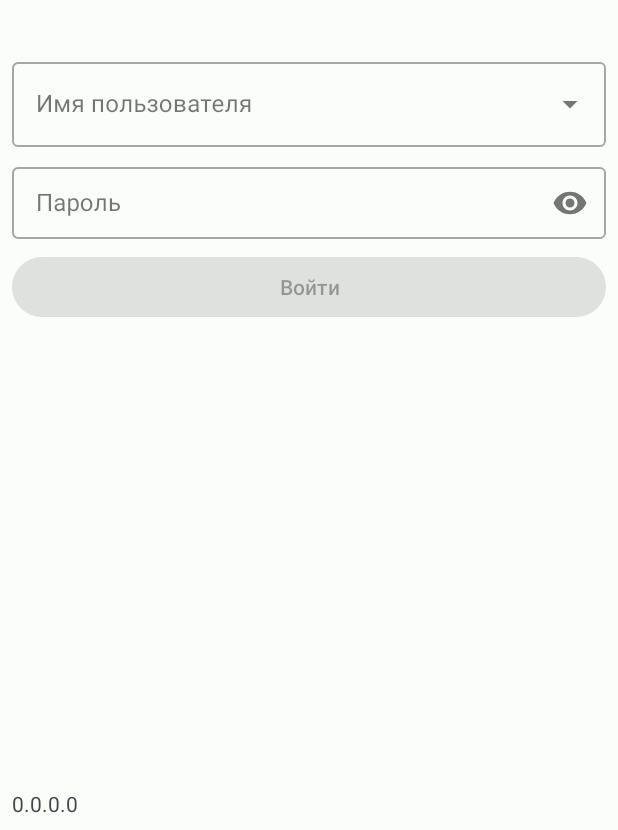
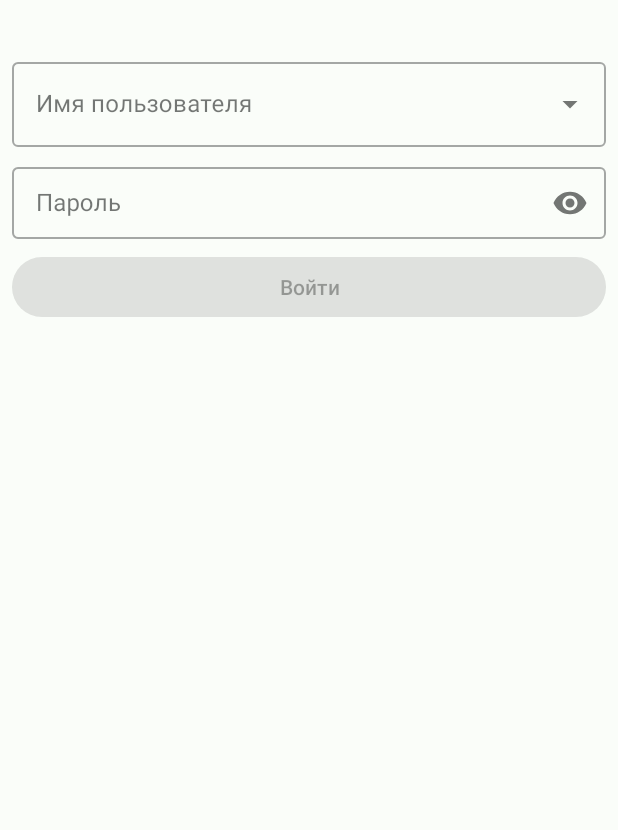
Before and after one commit to Gizmodo/TCD, an Android app: the screen it shows after launch (MainActivity), on a phone screen of 412 x 824 dp, the part 406-1236 px from its top. Run offline under Robolectric (Android 15) with nearby library versions, the phone set to English and light mode, and no system bars; our stand-ins replace Dagger/Hilt's generated code, RxJava, Timber; libraries missing offline, so code that uses them is left out: com.bugsnag.android, com.huawei.agconnect; pictures from the network do not load; 15 statements that could not run were skipped.

Commit message:
Удален IP адрес с экрана входа
Fix #14

```diff
--- a/app/src/main/java/com/shop/tcd/ui/login/LoginFragment.kt
+++ b/app/src/main/java/com/shop/tcd/ui/login/LoginFragment.kt
@@ -1,9 +1,6 @@
 package com.shop.tcd.ui.login
 
-import android.content.Context
-import android.net.wifi.WifiManager
 import android.os.Bundle
-import android.text.format.Formatter
 import android.view.View
 import android.view.animation.AccelerateDecelerateInterpolator
 import android.view.animation.Animation
@@ -68,9 +65,7 @@ class LoginFragment : Fragment(R.layout.fragment_login) {
 
     override fun onViewCreated(view: View, savedInstanceState: Bundle?) {
         super.onViewCreated(view, savedInstanceState)
-        showIPAddress()
-        showBuildVersion()
-
+        binding.txtVersion.text = BuildConfig.VERSION_NAME
         initUIListener()
         setStateUI(false)
         showAnimation()
@@ -131,9 +126,7 @@ class LoginFragment : Fragment(R.layout.fragment_login) {
         userPassword: String,
     ): Boolean {
         val result = selectedUser.name == userName && selectedUser.password == userPassword
-        if (result) {
-            UserModel = selectedUser
-        }
+        if (result) UserModel = selectedUser
         return result
     }
 
@@ -152,17 +145,6 @@ class LoginFragment : Fragment(R.layout.fragment_login) {
                 fancyError { "Неверно указаны данные для входа" }
             }
         }
-    }
-
-    private fun showBuildVersion() {
-        binding.txtVPNStatus.text = BuildConfig.VERSION_NAME
-    }
-
-    private fun showIPAddress() {
-        val wifiManager =
-            requireContext().applicationContext.getSystemService(Context.WIFI_SERVICE) as WifiManager
-        val ipAddress: String = Formatter.formatIpAddress(wifiManager.connectionInfo.ipAddress)
-        binding.txtIPAddress.text = ipAddress
     }
 
     private fun setupLogins(view: AutoCompleteTextView, items: UsersList) {
--- a/app/src/main/res/layout/fragment_login.xml
+++ b/app/src/main/res/layout/fragment_login.xml
@@ -65,17 +65,7 @@
         app:layout_constraintTop_toBottomOf="@id/tilPassword" />
 
     <TextView
-        android:id="@+id/txtIPAddress"
-        android:layout_width="wrap_content"
-        android:layout_height="wrap_content"
-        android:layout_marginStart="8dp"
-        android:layout_marginBottom="8dp"
-        android:text=""
-        app:layout_constraintBottom_toBottomOf="parent"
-        app:layout_constraintStart_toStartOf="parent" />
-
-    <TextView
-        android:id="@+id/txtVPNStatus"
+        android:id="@+id/txtVersion"
         android:layout_width="wrap_content"
         android:layout_height="wrap_content"
         android:layout_marginEnd="8dp"
```
